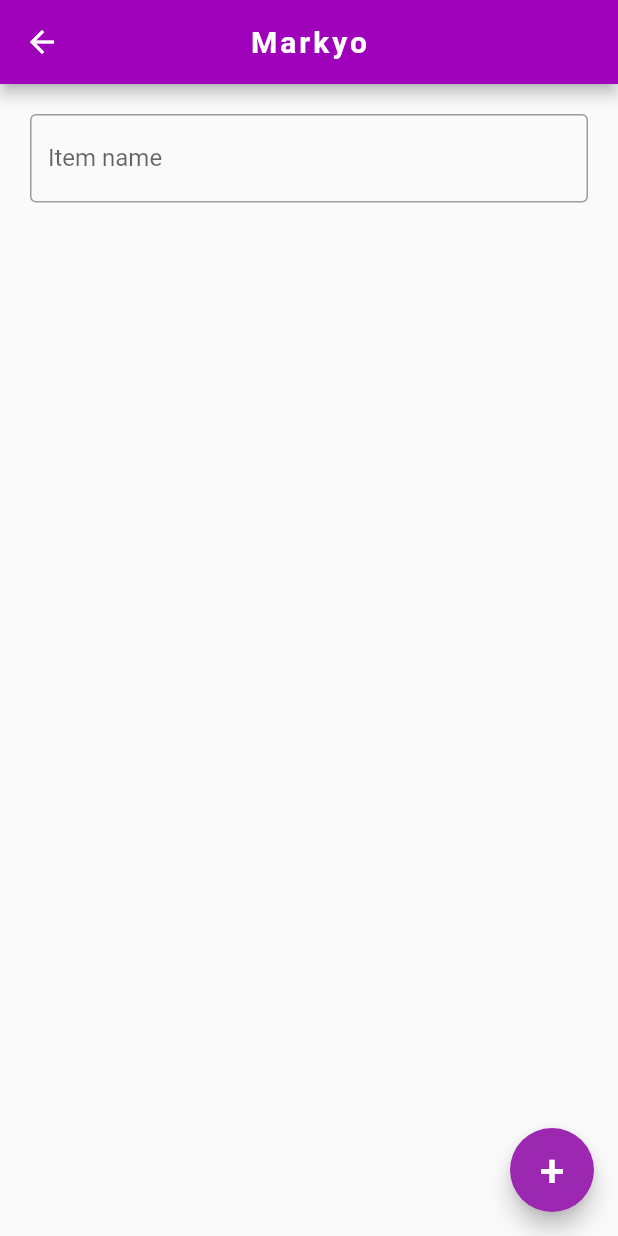
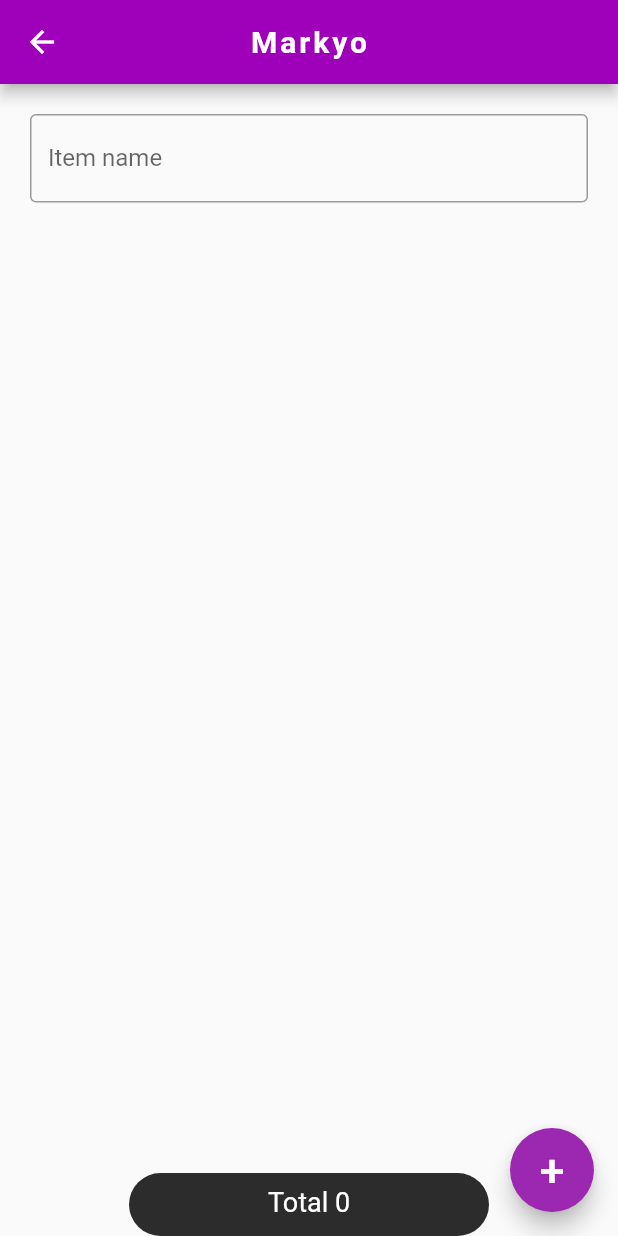
Before and after one commit to vinayakvj/Markyo---Self-checkout-App, a Flutter app: the Home screen opened directly, on a phone screen of 412 x 824 dp. Run offline on Flutter 3.47's test engine with Material 2 defaults, Android fonts, the phone set to English and light mode, and no system bars; missing offline and left inert: flutter_barcode_scanner; Roboto replaces fonts that are missing (Arial).

Commit message:
cost added

```diff
--- a/lib/Components/card.dart
+++ b/lib/Components/card.dart
@@ -1,10 +1,12 @@
  class Product {
 
-  String? name;
+  var name;
+  var cost;
   /* int? cost = 10; */
 
-  Product({required String? name}) {
+  Product({required var name, var cost}) {
     this.name = name;
+    this.cost = cost;
     /* this.cost = cost; */
   }
 }
--- a/lib/pages/home.dart
+++ b/lib/pages/home.dart
@@ -15,7 +15,8 @@
 class _HomeState extends State<Home> {
 
   List<Product> l1 = [];
-  String? scanResult;
+  var scanResult;
+  var tot = 0;
 
 
 
@@ -32,8 +33,15 @@
       child: Card(
             child: ListTile(
               leading: FlutterLogo(size: 56.0),
-              title: Text('${produ.name}'),
-              subtitle: Text('Rs.10'),
+              title: Text('${produ.name}',
+              style: TextStyle(
+                fontWeight: FontWeight.bold,
+                fontSize: 20,
+              ),),
+              subtitle: Padding(
+                padding: const EdgeInsets.only(top: 5),
+                child: Text('COST: ${produ.cost}'),
+              ),
               trailing: IconButton(
           icon: const Icon(Icons.delete),
           onPressed: () {
@@ -60,7 +68,9 @@
 
       setState(() {
         this.scanResult = scanResult;
-        l1.insert(0, Product(name: scanResult));
+        var s = scanResult.split(" ");
+        l1.insert(0, Product(name: s[0], cost: s[1]));
+        tot = tot + int.parse(s[1]);
       });
     }
 
@@ -95,15 +105,35 @@
                 }).toList(),
               ),
             ),
+            Container(
+          width: 240.0,
+          height: 42.0,
+          decoration: BoxDecoration(
+            borderRadius: BorderRadius.circular(24.0),
+            color: const Color(0xff2c2c2c),
+          ),
+          child: Center(
+            child: Text(
+              'Total ${tot}',
+              style: TextStyle(
+                fontFamily: 'Arial',
+                fontSize: 18,
+                color: Colors.white,
+                height: 1,
+              ),
+              textAlign: TextAlign.center,
+            ),
+          ),
+        ),
           ],
         )
       ),
       floatingActionButton: FloatingActionButton(
         onPressed: () {
-          /* setState(() {
+           /* setState(() {
             l1.insert(0, Product(name: _textController.text));
             _textController.clear();
-          }); */
+          });  */
           scanBarCode();
           setState(() {
 
```
